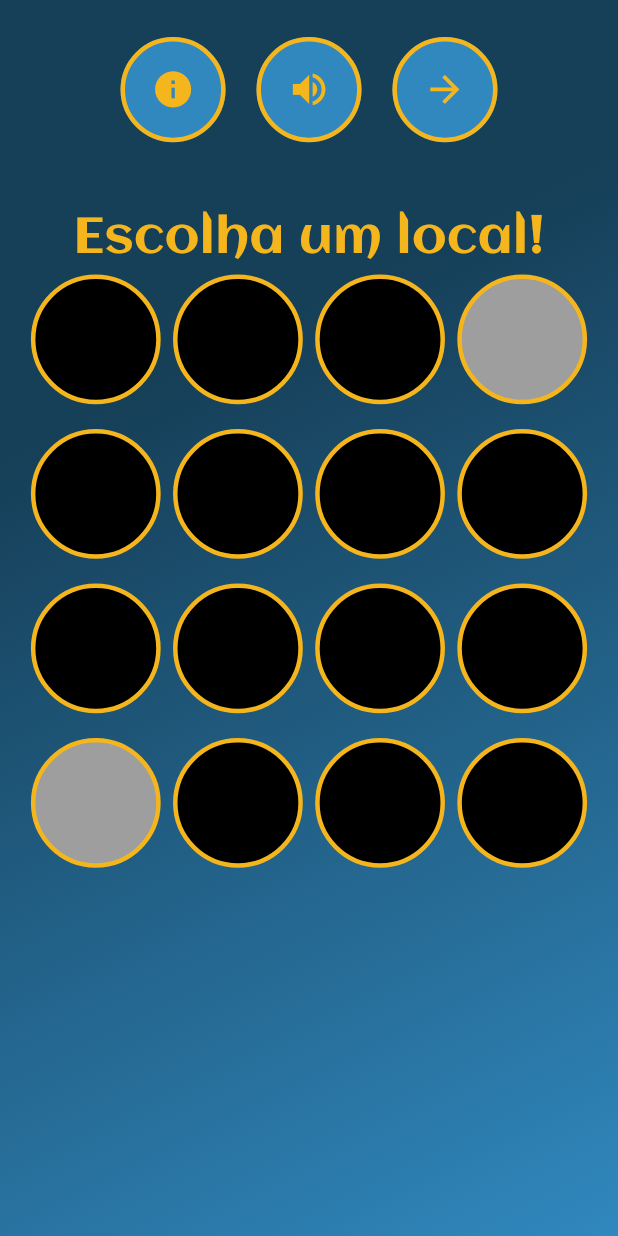
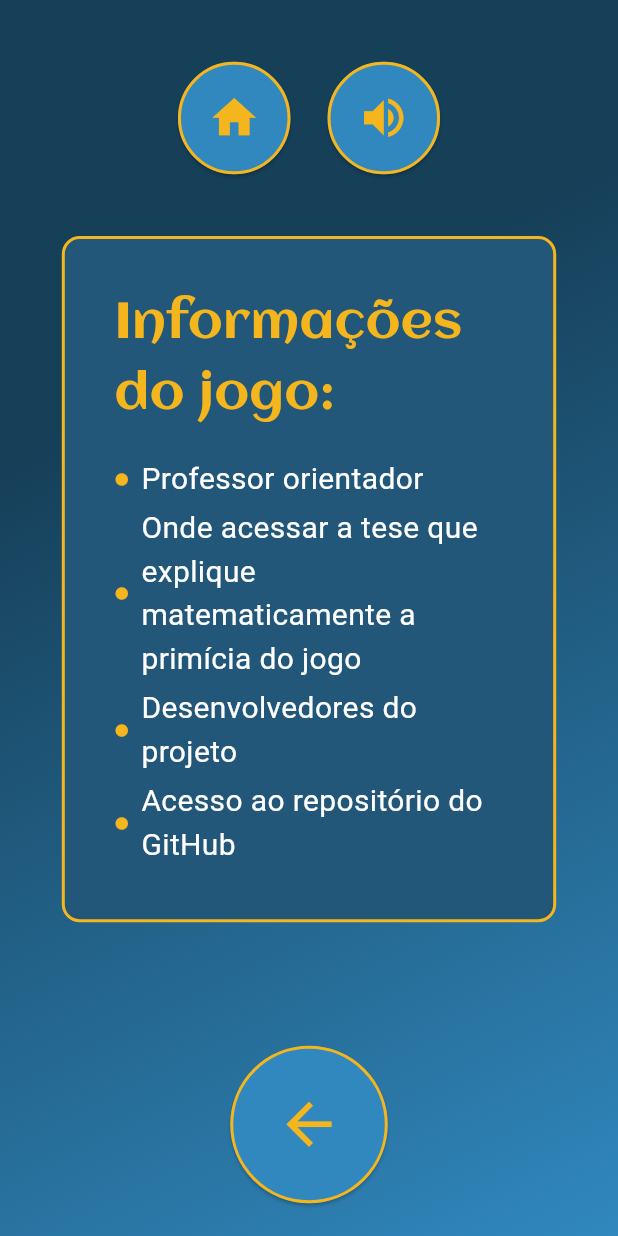
Before and after one commit to anawcarol/Jogo-dos-caminhos, a Flutter app: the screen it shows after launch, on a phone screen of 412 x 824 dp. Run offline on Flutter 3.47's test engine with Material 3 defaults, Android fonts, the phone set to English and light mode, and no system bars.

Commit message:
feature: adicionando tela de informações

```diff
--- /dev/null
+++ b/jogo_dos_caminhos/lib/components/info_screen.dart
@@ -0,0 +1,155 @@
+import 'package:flutter/material.dart';
+
+class GameInfoScreen extends StatelessWidget {
+  @override
+  Widget build(BuildContext context) {
+    // Obtém as dimensões da tela para um layout responsivo.
+    final screenHeight = MediaQuery.of(context).size.height;
+    final screenWidth = MediaQuery.of(context).size.width;
+
+    return Scaffold(
+      body: Container(
+        decoration: const BoxDecoration(
+          gradient: LinearGradient(
+            colors: [
+              Color(0xFF163F58),
+              Color(0xFF3088BE)
+            ], // Cores do gradiente.
+            stops: [0.3, 1.0], // Posição das cores no gradiente.
+            begin: Alignment.topLeft,
+            end: Alignment.bottomRight,
+          ),
+        ),
+        child: SafeArea(
+          child: Column(
+            children: [
+              // Botões superiores (Home e Som).
+              Padding(
+                padding: EdgeInsets.symmetric(
+                  vertical: screenHeight * 0.05,  // Mesmo padding vertical
+                  horizontal: screenWidth * 0.04,
+                ),
+                child: Row(
+                  mainAxisAlignment: MainAxisAlignment.center,
+                  children: [
+                    _buildCircularButton(
+                      icon: Icons.home,
+                      onPressed: () {
+                        // lógica para botão
+                      },
+                    ),
+                    SizedBox(width: screenWidth * 0.06),
+                    _buildCircularButton(
+                      icon: Icons.volume_up,
+                      onPressed: () {
+                        // Alternar som (implementar).
+                      },
+                    ),
+                  ],
+                ),
+              ),
+
+              // Caixa de informações.
+              Container(
+                margin: EdgeInsets.symmetric(horizontal: screenWidth * 0.1),
+                padding: EdgeInsets.all(screenWidth * 0.08),
+                decoration: BoxDecoration(
+                  color: const Color(0xFF22577A), // Cor do fundo da caixa.
+                  borderRadius:
+                      BorderRadius.circular(12), // Cantos arredondados.
+                  border: Border.all(
+                    color: const Color(0xFFF5B51C), // Cor da borda.
+                    width: 2,
+                  ),
+                ),
+                child: Column(
+                  crossAxisAlignment: CrossAxisAlignment.start,
+                  children: [
+                    Text(
+                      'Informações do jogo:', // Título da seção.
+                      style: TextStyle(
+                        color: const Color(0xFFF5B51C),
+                        fontSize: screenWidth * 0.08,
+                        fontFamily: 'Aclonica',
+                      ),
+                    ),
+                    SizedBox(height: screenHeight * 0.02),
+                    // Lista de informações.
+                    _buildInfoItem('Professor orientador'),
+                    _buildInfoItem(
+                        'Onde acessar a tese que explique matematicamente a primícia do jogo'),
+                    _buildInfoItem('Desenvolvedores do projeto'),
+                    _buildInfoItem('Acesso ao repositório do GitHub'),
+                  ],
+                ),
+              ),
+
+              // Espaçamento maior antes do botão inferior
+              SizedBox(height: screenHeight * 0.1),
+
+              // Botão inferior (Voltar) com maior tamanho.
+              _buildCircularButton(
+                icon: Icons.arrow_back,
+                onPressed: () {
+                  // Volta para a tela anterior.
+                },
+                isLarger: true,  // Passando um parâmetro para tornar o botão maior.
+              ),
+            ],
+          ),
+        ),
+      ),
+    );
+  }
+
+  // Constrói um botão circular.
+  Widget _buildCircularButton({
+    required IconData icon,
+    required VoidCallback onPressed,
+    bool isLarger = false,  // Parâmetro para controlar o tamanho.
+  }) {
+    return ElevatedButton(
+      onPressed: onPressed,
+      style: ElevatedButton.styleFrom(
+        shape: const CircleBorder(),
+        backgroundColor: const Color(0xFF3088BE),
+        padding: EdgeInsets.all(isLarger ? 30 : 20), // Ajusta o tamanho do padding
+        side: const BorderSide(
+          color: Color(0xFFF5B51C), // Borda dourada.
+          width: 2,
+        ),
+      ),
+      child: Icon(
+        icon,
+        size: isLarger ? 45 : 35,  // Ajusta o tamanho do ícone.
+        color: const Color(0xFFF5B51C),
+      ),
+    );
+  }
+
+  // Constrói um item de informação.
+  Widget _buildInfoItem(String text) {
+    return Padding(
+      padding: const EdgeInsets.symmetric(vertical: 2),
+      child: Row(
+        children: [
+          const Icon(
+            Icons.circle,
+            size: 10,
+            color: Color(0xFFF5B51C), // Ícone dourado para bullets.
+          ),
+          const SizedBox(width: 8),
+          Expanded(
+            child: Text(
+              text,
+              style: const TextStyle(
+                color: Colors.white,
+                fontSize: 20,
+              ),
+            ),
+          ),
+        ],
+      ),
+    );
+  }
+}
--- a/jogo_dos_caminhos/lib/components/solo_game.dart
+++ b/jogo_dos_caminhos/lib/components/solo_game.dart
@@ -1,64 +1,78 @@
 import 'package:flutter/material.dart';
-import 'game_screen.dart'; // Importa a tela de jogo
+import 'game_screen.dart'; // Importa a tela do jogo para navegação.
 
 class LocationSelectionScreen extends StatefulWidget {
+  // Declaração de uma tela com estado mutável (StatefulWidget).
   @override
   _LocationSelectionScreenState createState() =>
-      _LocationSelectionScreenState();
+      _LocationSelectionScreenState(); // Cria o estado associado ao widget.
 }
 
 class _LocationSelectionScreenState extends State<LocationSelectionScreen> {
-  // Placeholder for selected locations (initially all false)
+  // Define o estado da tela.
+
+  // Lista de locais selecionados. Inicialmente, todos estão desmarcados (false).
   List<bool> selectedLocations = List.generate(16, (index) => false);
 
-  // Indices para "1D" e "4A"
-  final List<int> restrictedIndices = [3, 12]; // 1D = 3, 4A = 12
+  // Índices de locais restritos (não interativos), representando "1D" e "4A".
+  final List<int> restrictedIndices = [3, 12];
 
   @override
   Widget build(BuildContext context) {
+    // Recupera a altura e a largura da tela para calcular dimensões responsivas.
     final screenHeight = MediaQuery.of(context).size.height;
     final screenWidth = MediaQuery.of(context).size.width;
 
     return Scaffold(
+      // Scaffold fornece a estrutura básica para a tela, como fundo e layout.
       body: Container(
+        // Container principal com um gradiente de fundo.
         decoration: const BoxDecoration(
           gradient: LinearGradient(
-            colors: [Color(0xFF163F58), Color(0xFF3088BE)],
-            stops: [0.3, 1.0],
-            begin: Alignment.topLeft,
-            end: Alignment.bottomRight,
+            colors: [Color(0xFF163F58), Color(0xFF3088BE)], // Cores do gradiente.
+            stops: [0.3, 1.0], // Posição das cores no gradiente.
+            begin: Alignment.topLeft, // Início do gradiente.
+            end: Alignment.bottomRight, // Final do gradiente.
           ),
         ),
         child: SafeArea(
+          // Garante que o conteúdo não seja exibido sob áreas seguras, como o notch.
           child: Column(
+            // Disposição vertical dos widgets.
             children: [
-              // Top buttons
+              // Botões superiores de navegação.
               Padding(
                 padding: EdgeInsets.symmetric(
-                  vertical: screenHeight * 0.03,
-                  horizontal: screenWidth * 0.04,
+                  vertical: screenHeight * 0.06, // Espaçamento vertical.
+                  horizontal: screenWidth * 0.02, // Espaçamento horizontal.
                 ),
                 child: Row(
                   mainAxisAlignment: MainAxisAlignment.center,
+                  // Centraliza os botões.
                   children: [
                     _buildNavigationButton(
+                      // Botão de informações.
                       icon: Icons.info,
                       onPressed: () {
-                        // Handle info action
+                        // Função a ser executada ao pressionar (a ser implementada).
                       },
                     ),
-                    SizedBox(width: screenWidth * 0.05),
+                    SizedBox(width: screenWidth * 0.05), // Espaçamento horizontal.
                     _buildNavigationButton(
+                      // Botão de som.
                       icon: Icons.volume_up,
                       onPressed: () {
-                        // Handle sound toggle
+                        // Função para alternar som (a ser implementada).
                       },
                     ),
-                    SizedBox(width: screenWidth * 0.05),
+                    SizedBox(width: screenWidth * 0.05), // Espaçamento horizontal.
                     _buildNavigationButton(
+                      // Botão de avançar.
                       icon: Icons.arrow_forward,
                       onPressed: selectedLocations.any((selected) => selected)
+                          // Só avança se algum local estiver selecionado.
                           ? () {
+                              // Navega para a tela de jogo, passando os locais selecionados.
                               Navigator.push(
                                 context,
                                 MaterialPageRoute(
@@ -68,45 +82,49 @@ class _LocationSelectionScreenState extends State<LocationSelectionScreen> {
                                 ),
                               );
                             }
-                          : () {}, // Função vazia no caso de nenhuma seleção
+                          : () {}, // Faz nada se nenhum local estiver selecionado.
                     ),
                   ],
                 ),
               ),
 
-              // Title
+              // Título da página.
               Padding(
                 padding: EdgeInsets.only(top: screenHeight * 0.02),
                 child: Text(
-                  'Escolha um local!',
+                  'Escolha um local!', // Texto do título.
                   style: TextStyle(
-                    color: const Color(0xFFF5B51C),
-                    fontSize: screenWidth * 0.08,
-                    fontFamily: 'Aclonica',
+                    color: const Color(0xFFF5B51C), // Cor do texto.
+                    fontSize: screenWidth * 0.08, // Tamanho do texto.
+                    fontFamily: 'Aclonica', // Fonte personalizada.
                   ),
                 ),
               ),
 
-              // Grid of locations
+              // Grade de locais (16 no total).
               Expanded(
+                // O grid ocupa o restante do espaço vertical disponível.
                 child: Padding(
                   padding: EdgeInsets.symmetric(horizontal: screenWidth * 0.05),
                   child: GridView.builder(
+                    // Constrói a grade dinamicamente.
                     gridDelegate: SliverGridDelegateWithFixedCrossAxisCount(
-                      crossAxisCount: 4,
-                      crossAxisSpacing: screenWidth * 0.02,
-                      mainAxisSpacing: screenHeight * 0.02,
+                      crossAxisCount: 4, // 4 colunas.
+                      crossAxisSpacing: screenWidth * 0.02, // Espaçamento horizontal.
+                      mainAxisSpacing: screenHeight * 0.02, // Espaçamento vertical.
                     ),
-                    itemCount: 16, // Number of locations
+                    itemCount: 16, // Total de locais.
                     itemBuilder: (context, index) {
-                      bool isRestricted = restrictedIndices.contains(index);
+                      bool isRestricted =
+                          restrictedIndices.contains(index); // Verifica se é restrito.
 
                       return GestureDetector(
+                        // Detecta interações do usuário.
                         onTap: isRestricted
-                            ? null // Disable interaction for restricted locations
+                            ? null // Se for restrito, não faz nada.
                             : () {
                                 setState(() {
-                                  // Ensure only one location is selected
+                                  // Atualiza o estado para marcar apenas o local atual.
                                   for (int i = 0;
                                       i < selectedLocations.length;
                                       i++) {
@@ -115,14 +133,18 @@ class _LocationSelectionScreenState extends State<LocationSelectionScreen> {
                                 });
                               },
                         child: AnimatedContainer(
-                          duration: const Duration(milliseconds: 300),
+                          // Container animado para mudanças visuais suaves.
+                          duration: const Duration(milliseconds: 300), // Duração da animação.
                           decoration: BoxDecoration(
+                            // Aparência do local.
                             color: selectedLocations[index]
-                                ? Colors.green
-                                : (isRestricted ? Colors.grey : Colors.black),
-                            shape: BoxShape.circle,
+                                ? Colors.green // Verde se selecionado.
+                                : (isRestricted
+                                    ? Colors.grey // Cinza se restrito.
+                                    : Colors.black), // Preto por padrão.
+                            shape: BoxShape.circle, // Forma circular.
                             border: Border.all(
-                                color: const Color(0xFFF5B51C), width: 3),
+                                color: const Color(0xFFF5B51C), width: 3), // Borda dourada.
                           ),
                         ),
                       );
@@ -139,23 +161,25 @@ class _LocationSelectionScreenState extends State<LocationSelectionScreen> {
 
   Widget _buildNavigationButton(
       {required IconData icon, required VoidCallback onPressed}) {
+    // Constrói um botão circular de navegação.
     final screenWidth = MediaQuery.of(context).size.width;
     return ElevatedButton(
-      onPressed: onPressed,
+      onPressed: onPressed, // Função ao pressionar.
       style: ElevatedButton.styleFrom(
-        shape: const CircleBorder(),
-        backgroundColor: const Color(0xFF3088BE),
-        padding: EdgeInsets.all(screenWidth * 0.05),
-        shadowColor: Colors.transparent,
+        shape: const CircleBorder(), // Forma circular.
+        backgroundColor: const Color(0xFF3088BE), // Cor de fundo.
+        padding: EdgeInsets.all(screenWidth * 0.05), // Espaçamento interno.
+        shadowColor: Colors.transparent, // Sem sombra.
         side: const BorderSide(
+          // Borda dourada.
           color: Color(0xFFF5B51C),
           width: 3,
         ),
       ),
       child: Icon(
-        icon,
-        size: screenWidth * 0.07,
-        color: const Color(0xFFF5B51C),
+        icon, // Ícone do botão.
+        size: screenWidth * 0.07, // Tamanho do ícone.
+        color: const Color(0xFFF5B51C), // Cor do ícone.
       ),
     );
   }
--- a/jogo_dos_caminhos/lib/main.dart
+++ b/jogo_dos_caminhos/lib/main.dart
@@ -4,6 +4,7 @@ import 'components/home_screen.dart';
 import 'components/choose_screen.dart';
 import 'components/rules_bot.dart';
 import 'components/solo_game.dart';
+import 'components/info_screen.dart';
   // Ajuste a importação para refletir a pasta "components"
 
 void main() {
@@ -17,7 +18,7 @@ class MyApp extends StatelessWidget {
   Widget build(BuildContext context) {
     return MaterialApp(
       debugShowCheckedModeBanner: false,
-      home: LocationSelectionScreen(),  // Chamando a HomeScreen do arquivo home_screen.dart dentro de components
+      home: GameInfoScreen(),  // Chamando a HomeScreen do arquivo home_screen.dart dentro de components
     );
   }
 }
```
